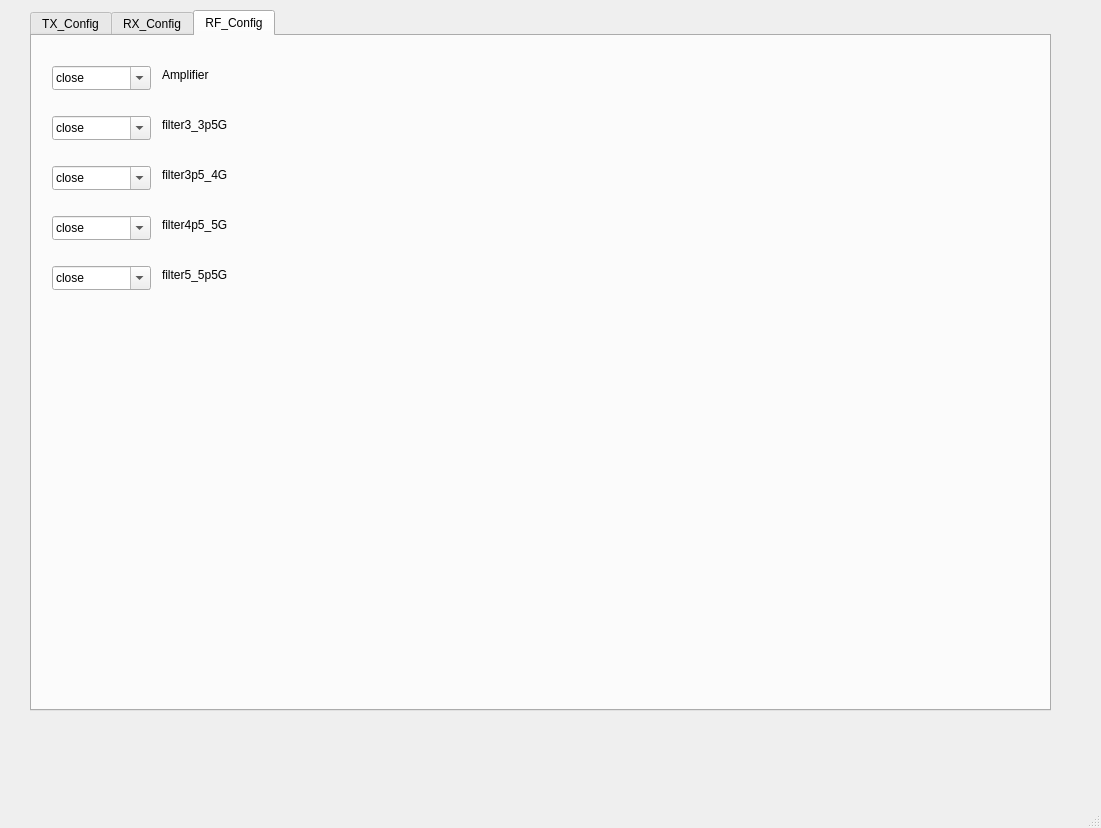
First picture: the form in mainWinUI.ui, repository JackzhangLOVEcode/qtprj2-ver1.0, before the edit.
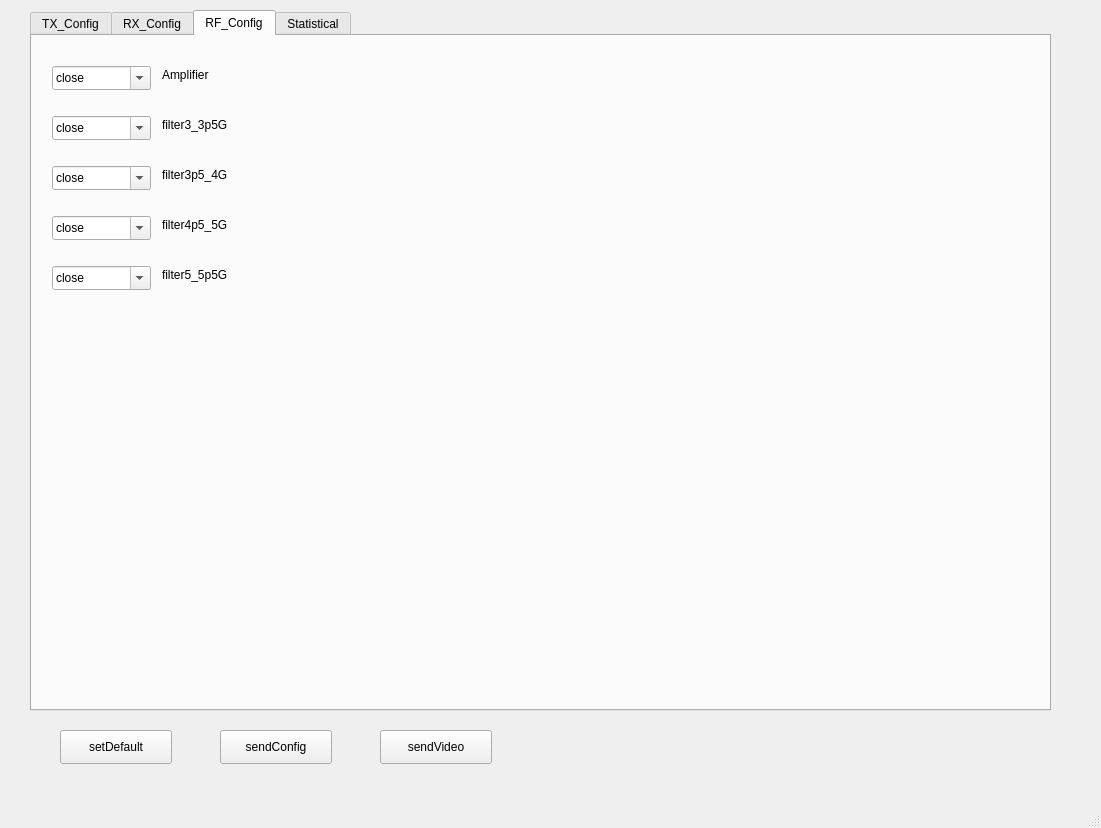
Second picture: the form after the edit. The open tabs and pages were chosen to show the change.

```diff
--- a/mainWinUI.ui
+++ b/mainWinUI.ui
@@ -1869,6 +1869,50 @@
       </property>
      </widget>
     </widget>
+    <widget class="QWidget" name="statistical">
+     <attribute name="title">
+      <string>Statistical</string>
+     </attribute>
+    </widget>
+   </widget>
+   <widget class="QPushButton" name="setDefault">
+    <property name="geometry">
+     <rect>
+      <x>60</x>
+      <y>730</y>
+      <width>112</width>
+      <height>34</height>
+     </rect>
+    </property>
+    <property name="text">
+     <string>setDefault</string>
+    </property>
+   </widget>
+   <widget class="QPushButton" name="sendConfig">
+    <property name="geometry">
+     <rect>
+      <x>220</x>
+      <y>730</y>
+      <width>112</width>
+      <height>34</height>
+     </rect>
+    </property>
+    <property name="text">
+     <string>sendConfig</string>
+    </property>
+   </widget>
+   <widget class="QPushButton" name="sendVideo">
+    <property name="geometry">
+     <rect>
+      <x>380</x>
+      <y>730</y>
+      <width>112</width>
+      <height>34</height>
+     </rect>
+    </property>
+    <property name="text">
+     <string>sendVideo</string>
+    </property>
    </widget>
   </widget>
   <widget class="QMenuBar" name="menubar">
```
Left out of the diff: 2 changed lines with no effect on the pictures.
